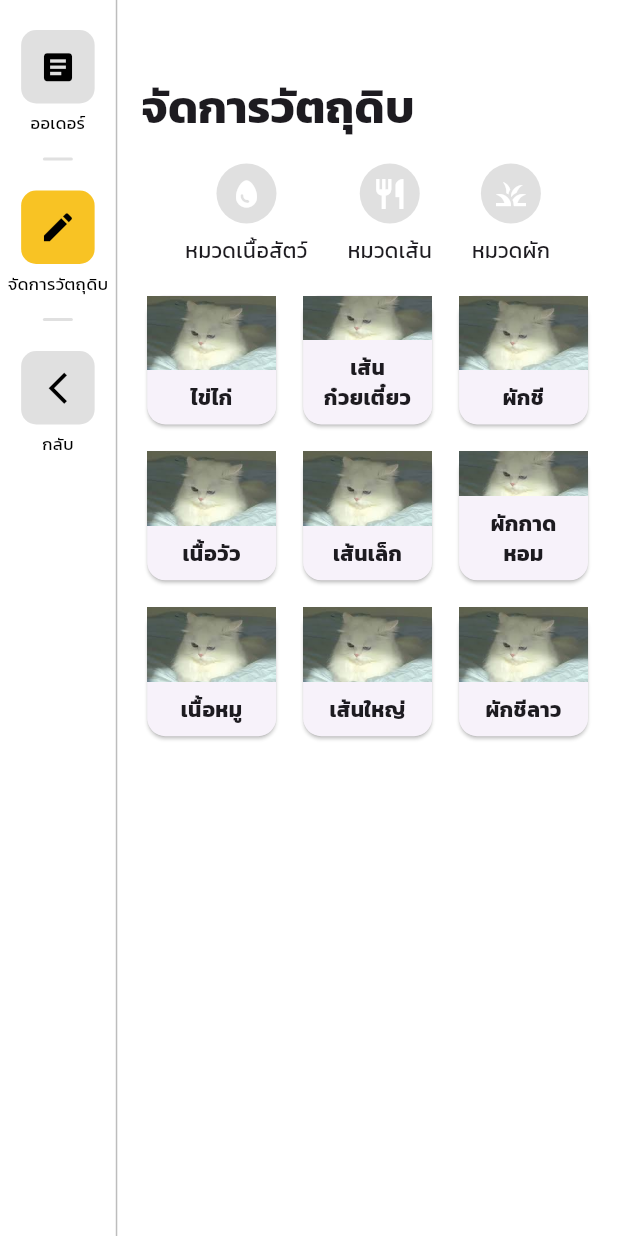
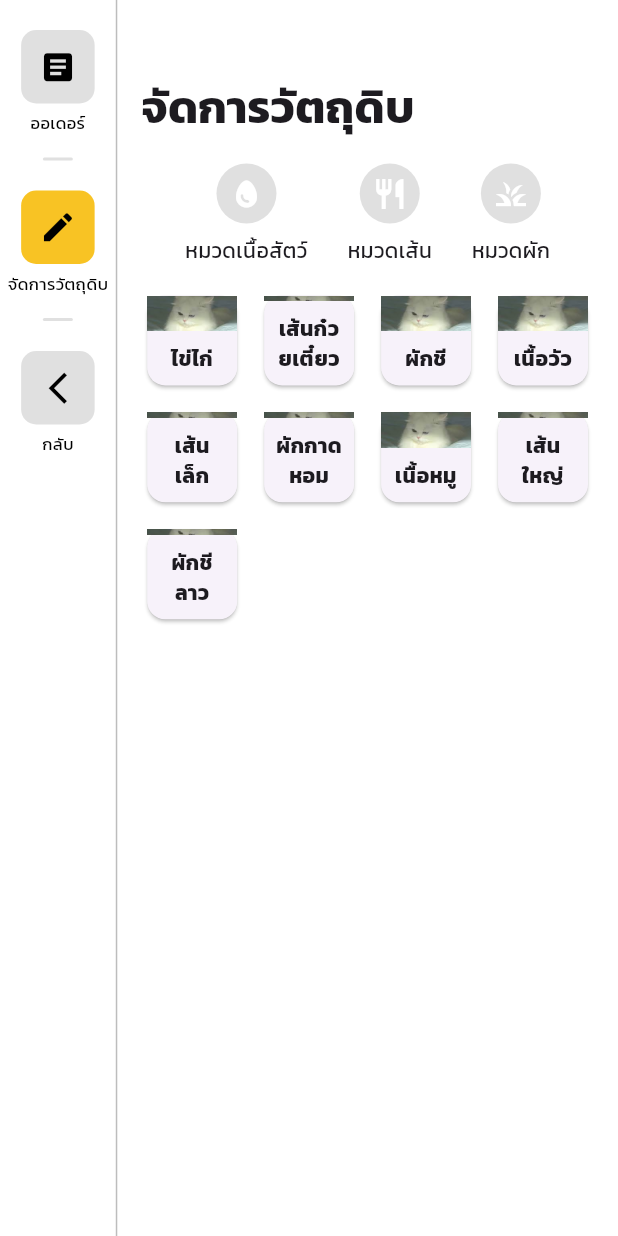
Before and after one commit to newnonsick/SA-KuayTeawHatYai, a Flutter app: the CookPageTabletLayout screen opened directly, after a tap on "จัดการวัตถุดิบ", on a phone screen of 412 x 824 dp. Run offline on Flutter 3.47's test engine with Material 3 defaults, Android fonts, the phone set to English and light mode, and no system bars; our stand-ins replace dio, get.

Commit message:
Refactor CookPageTabletLayout to use responsive layout for ingredient grid

```diff
--- a/lib/screens/tablet/cookpage_tablet_layout.dart
+++ b/lib/screens/tablet/cookpage_tablet_layout.dart
@@ -1,6 +1,7 @@
 import 'package:flutter/material.dart';
 import 'package:get/get.dart';
 import 'package:kuayteawhatyai/models/ingredient.dart';
+import 'package:kuayteawhatyai/utils/responsive_layout.dart';
 
 class CookPageTabletLayout extends StatefulWidget {
   const CookPageTabletLayout({super.key});
@@ -215,8 +216,8 @@ class _MaterialManagementPageState extends State<_MaterialManagementPage> {
               final filteredIngredientList = _buildFilteredFoodItems();
               return Expanded(
                 child: GridView.builder(
-                  gridDelegate: const SliverGridDelegateWithFixedCrossAxisCount(
-                    crossAxisCount: 3,
+                  gridDelegate: SliverGridDelegateWithFixedCrossAxisCount(
+                    crossAxisCount: ResponsiveLayout.isPortrait(context) ? 4 : 5,
                     crossAxisSpacing: 10,
                     mainAxisSpacing: 10,
                   ),
```
